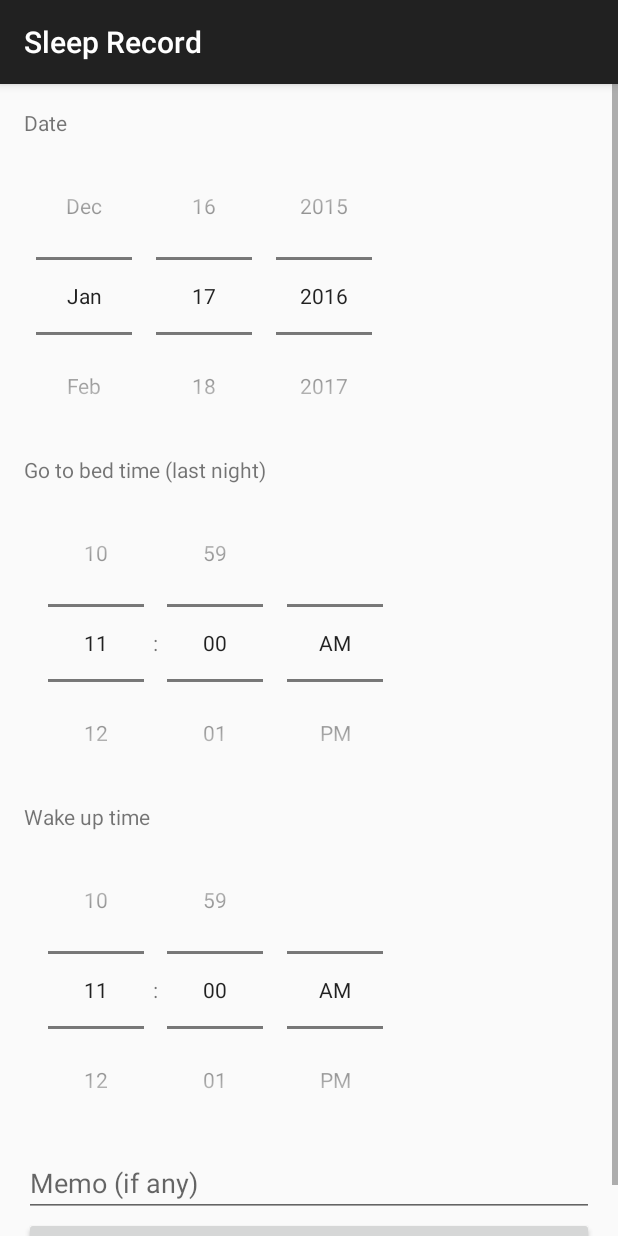
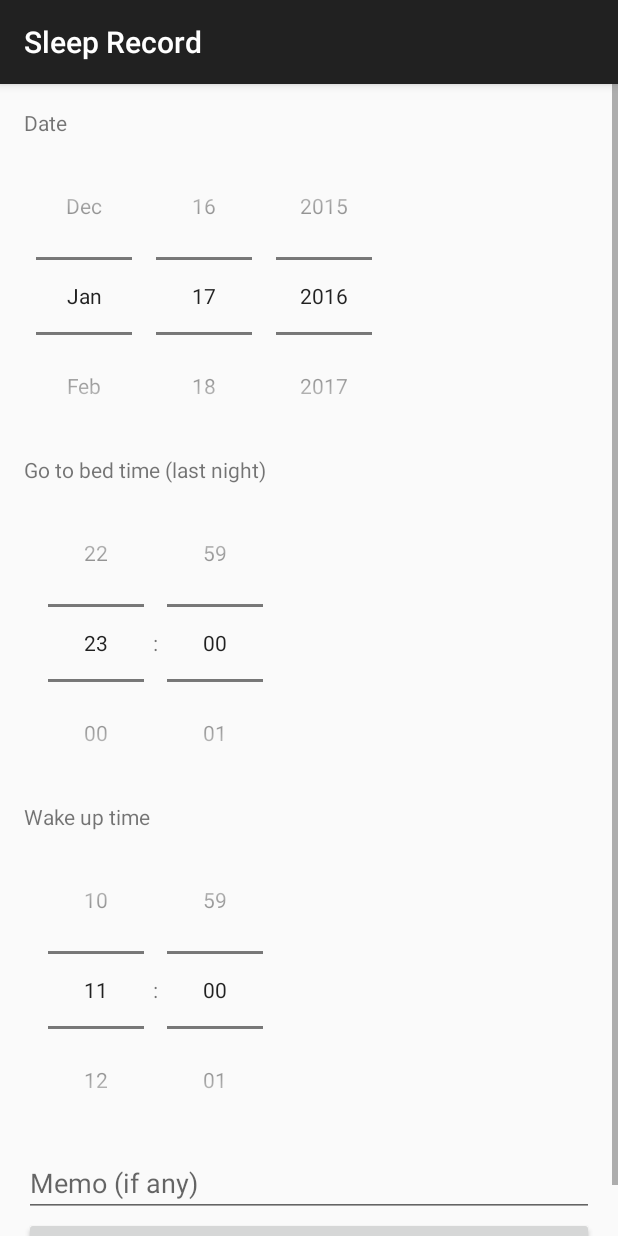
Before and after one commit to rei-yu/sleepiness_android, an Android app: the WakeUpFragment screen opened directly, with no data from a screen before it, on a phone screen of 412 x 824 dp. Run offline under Robolectric (Android 15) with nearby library versions, the phone set to English and light mode, and no system bars; libraries missing offline, so code that uses them is left out: com.parse.

Commit message:
set default time(23:00) for WakeUpFragment

```diff
--- a/ParseStarterProject/src/main/java/com/reiyu/sleepin/WakeUpFragment.java
+++ b/ParseStarterProject/src/main/java/com/reiyu/sleepin/WakeUpFragment.java
@@ -31,9 +31,7 @@ public class WakeUpFragment extends AppCompatActivity {
 
         setContentView(R.layout.fragment_wake_up);
         Button button = (Button) findViewById(R.id.save_record);
-        button.setOnClickListener(new View.OnClickListener() {
-            @Override
-            public void onClick(View v) {
+
         DatePicker datePicker = (DatePicker) findViewById(R.id.datePicker);
         int day = datePicker.getDayOfMonth();
         int month = datePicker.getMonth();
@@ -41,17 +39,30 @@ public class WakeUpFragment extends AppCompatActivity {
         date = year + "/" + (month + 1) + "/" + day;
 
         TimePicker tp1 = (TimePicker) findViewById(R.id.go_to_bed);
+        tp1.setCurrentHour(23);
+        tp1.setCurrentMinute(00);
+        tp1.setIs24HourView(true);
+
         TimePicker tp2 = (TimePicker) findViewById(R.id.wake_up);
-                tp1.setIs24HourView(true);
-                tp1.setIs24HourView(true);
+        tp2.setIs24HourView(true);
+
         EditText memoText = (EditText) findViewById(R.id.memo);
 
+
+        button.setOnClickListener(new View.OnClickListener() {
+            @Override
+            public void onClick(View v) {
+                TimePicker tp1 = (TimePicker) findViewById(R.id.go_to_bed);
                 int hour = tp1.getCurrentHour();
                 int minute = tp1.getCurrentMinute();
                 String go_to_bed_time = hour + ":" + minute;
+
+                TimePicker tp2 = (TimePicker) findViewById(R.id.wake_up);
                 hour = tp2.getCurrentHour();
                 minute = tp2.getCurrentMinute();
                 String wake_up_time = hour + ":" + minute;
+
+                EditText memoText = (EditText) findViewById(R.id.memo);
                 String memo = memoText.getText().toString();
 
                 SharedPreferences sp = PreferenceManager.getDefaultSharedPreferences(WakeUpFragment.this);
```
Lines whose indentation alone changed are shown as unchanged.
